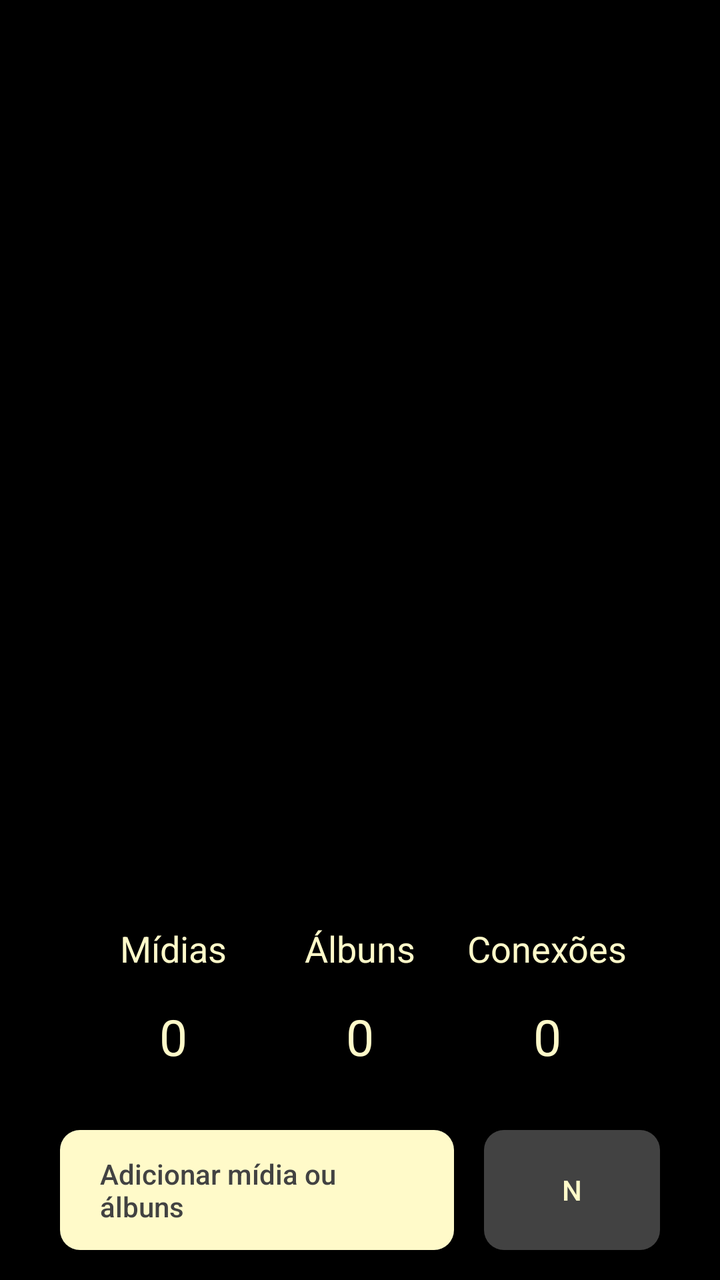
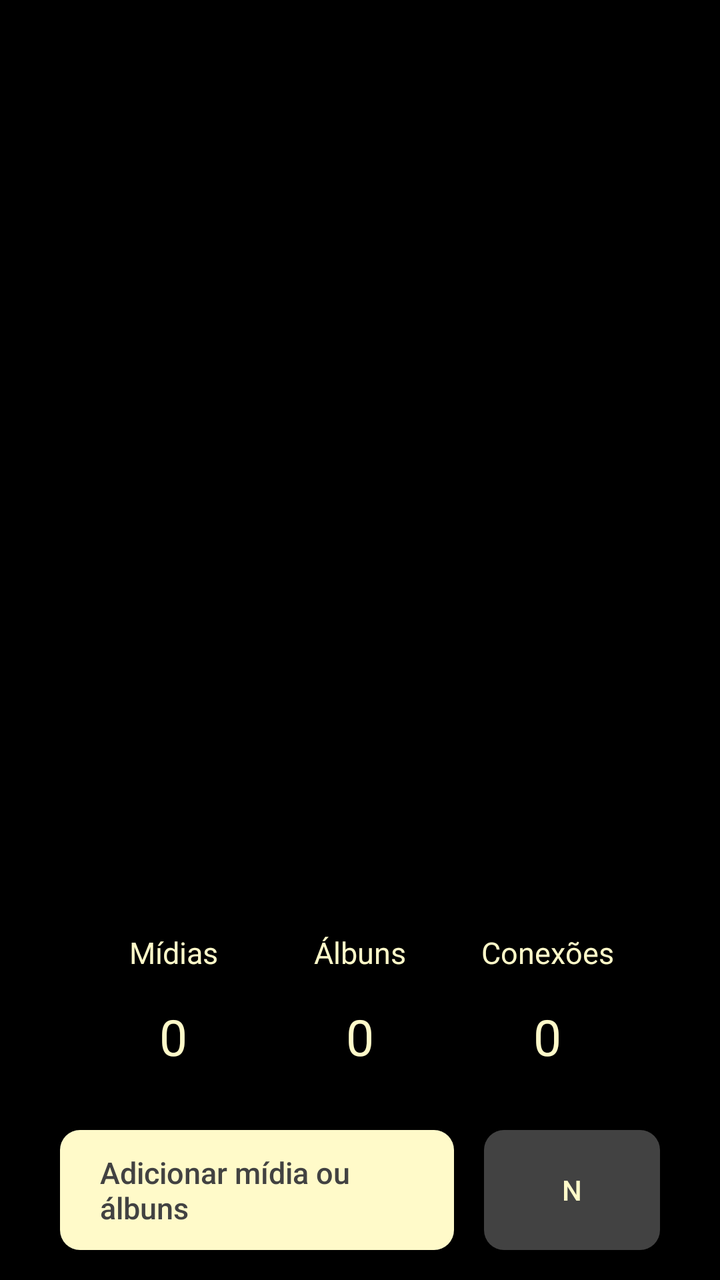

The first picture is an Android layout as it rendered before a commit; the second is the same layout after the commit. The layout source and the unified diff follow.
<!-- AndroidManifest.xml: application theme Theme.Monaly -->
<!-- res/layout/fragment_feed.xml -->
<?xml version="1.0" encoding="utf-8"?>
<androidx.constraintlayout.widget.ConstraintLayout xmlns:android="http://schemas.android.com/apk/res/android"
    xmlns:app="http://schemas.android.com/apk/res-auto"
    xmlns:tools="http://schemas.android.com/tools"
    android:layout_width="match_parent"
    android:layout_height="match_parent"
    android:background="@color/black"
    tools:context=".ui.fragment.navegation.FeedFragment">

    <androidx.appcompat.widget.AppCompatButton
        android:id="@+id/buttonAdd"
        android:layout_width="0dp"
        android:layout_height="60dp"
        android:layout_marginStart="30dp"
        android:layout_marginEnd="15dp"
        android:layout_marginBottom="15dp"
        android:background="@drawable/drawable_background_button_bage_10_dp"
        android:text="@string/feed_button_to_add"
        android:textColor="@color/gray_dark"
        android:textAllCaps="false"
        android:gravity="start|center_vertical"
        android:paddingStart="20dp"
        android:paddingEnd="20dp"
        app:layout_constraintBottom_toBottomOf="parent"
        app:layout_constraintEnd_toStartOf="@+id/buttonNotification"
        app:layout_constraintStart_toStartOf="parent" />

    <androidx.appcompat.widget.AppCompatButton
        android:id="@+id/buttonNotification"
        android:layout_width="wrap_content"
        android:layout_height="60dp"
        android:layout_marginEnd="30dp"
        android:layout_marginBottom="15dp"
        android:background="@drawable/drawable_background_button_gray_dark_10_dp"
        android:text="N"
        android:textColor="@color/bage_neutral"
        app:layout_constraintBottom_toBottomOf="parent"
        app:layout_constraintEnd_toEndOf="parent" />

    <TextView
        android:id="@+id/textDefaultAlbun"
        android:layout_width="wrap_content"
        android:layout_height="wrap_content"
        android:layout_marginBottom="30dp"
        android:text="@string/feed__defaut_number"
        android:textColor="@color/bage_neutral"
        android:textSize="25dp"
        app:layout_constraintBottom_toTopOf="@+id/buttonAdd"
        app:layout_constraintEnd_toEndOf="parent"
        app:layout_constraintStart_toStartOf="parent" />

    <TextView
        android:id="@+id/textDefaultConection"
        android:layout_width="wrap_content"
        android:layout_height="wrap_content"
        android:layout_marginBottom="30dp"
        android:text="@string/feed__defaut_number"
        android:textColor="@color/bage_neutral"
        android:textSize="25dp"
        app:layout_constraintBottom_toTopOf="@+id/buttonNotification"
        app:layout_constraintEnd_toEndOf="parent"
        app:layout_constraintStart_toEndOf="@+id/textDefaultAlbun" />

    <TextView
        android:id="@+id/textDefaultMidia"
        android:layout_width="wrap_content"
        android:layout_height="wrap_content"
        android:layout_marginBottom="30dp"
        android:text="@string/feed__defaut_number"
        android:textColor="@color/bage_neutral"
        android:textSize="25dp"
        app:layout_constraintBottom_toTopOf="@+id/buttonAdd"
        app:layout_constraintEnd_toStartOf="@+id/textDefaultAlbun"
        app:layout_constraintStart_toStartOf="parent" />

    <TextView
        android:id="@+id/textTitleAlbun"
        android:layout_width="wrap_content"
        android:layout_height="wrap_content"
        android:layout_marginBottom="15dp"
        android:text="@string/feed_title_albuns"
        android:textColor="@color/bage_neutral"
        android:textSize="18dp"
        app:layout_constraintBottom_toTopOf="@+id/textDefaultAlbun"
        app:layout_constraintEnd_toEndOf="parent"
        app:layout_constraintStart_toStartOf="parent" />

    <TextView
        android:id="@+id/textTitleConection"
        android:layout_width="wrap_content"
        android:layout_height="wrap_content"
        android:layout_marginBottom="15dp"
        android:text="@string/feed_title_conections"
        android:textColor="@color/bage_neutral"
        android:textSize="18dp"
        app:layout_constraintBottom_toTopOf="@+id/textDefaultConection"
        app:layout_constraintEnd_toEndOf="@+id/textDefaultConection"
        app:layout_constraintStart_toStartOf="@+id/textDefaultConection" />

    <TextView
        android:id="@+id/textTitleMidia"
        android:layout_width="wrap_content"
        android:layout_height="wrap_content"
        android:layout_marginBottom="15dp"
        android:text="@string/feed_title_midia"
        android:textColor="@color/bage_neutral"
        android:textSize="18dp"
        app:layout_constraintBottom_toTopOf="@+id/textDefaultMidia"
        app:layout_constraintEnd_toEndOf="@+id/textDefaultMidia"
        app:layout_constraintStart_toStartOf="@+id/textDefaultMidia" />

</androidx.constraintlayout.widget.ConstraintLayout>
<!-- resources referenced by this layout -->
<resources>
  <color name="bage_neutral">#FFFAC9</color>
  <color name="black">#000000</color>
  <color name="gray_dark">#424242</color>
  <!-- drawable drawable_background_button_bage_10_dp (drawable) -->
  <?xml version="1.0" encoding="utf-8"?>
  <shape xmlns:android="http://schemas.android.com/apk/res/android">
  
      <solid android:color="@color/bage_neutral"/>
      <corners android:radius="10dp"/>
  
  </shape>
  <!-- drawable drawable_background_button_gray_dark_10_dp (drawable) -->
  <?xml version="1.0" encoding="utf-8"?>
  <shape xmlns:android="http://schemas.android.com/apk/res/android">
  
      <corners android:radius="10dp"/>
      <solid android:color="@color/gray_dark"/>
  
  </shape>
  <string name="feed__defaut_number">0</string>
  <string name="feed_button_to_add">Adicionar mídia ou álbuns</string>
  <string name="feed_title_albuns">Álbuns</string>
  <string name="feed_title_conections">Conexões</string>
  <string name="feed_title_midia">Mídias</string>
  <style name="Theme.Monaly" parent="Base.Theme.Monaly" />
  <style name="Base.Theme.Monaly" parent="Theme.Material3.DayNight.NoActionBar">
  
  
          
          
  
  
          
          <item name="android:navigationBarColor">@color/black</item>
  
  
      </style>
</resources>

<!-- the commit's change to res/layout/fragment_feed.xml (unified diff, before → after) -->
@@ -18,6 +18,7 @@
         android:text="@string/feed_button_to_add"
         android:textColor="@color/gray_dark"
         android:textAllCaps="false"
+        android:textSize="15dp"
         android:gravity="start|center_vertical"
         android:paddingStart="20dp"
         android:paddingEnd="20dp"
@@ -80,7 +81,7 @@
         android:layout_marginBottom="15dp"
         android:text="@string/feed_title_albuns"
         android:textColor="@color/bage_neutral"
-        android:textSize="18dp"
+        android:textSize="15dp"
         app:layout_constraintBottom_toTopOf="@+id/textDefaultAlbun"
         app:layout_constraintEnd_toEndOf="parent"
         app:layout_constraintStart_toStartOf="parent" />
@@ -92,7 +93,7 @@
         android:layout_marginBottom="15dp"
         android:text="@string/feed_title_conections"
         android:textColor="@color/bage_neutral"
-        android:textSize="18dp"
+        android:textSize="15dp"
         app:layout_constraintBottom_toTopOf="@+id/textDefaultConection"
         app:layout_constraintEnd_toEndOf="@+id/textDefaultConection"
         app:layout_constraintStart_toStartOf="@+id/textDefaultConection" />
@@ -104,7 +105,7 @@
         android:layout_marginBottom="15dp"
         android:text="@string/feed_title_midia"
         android:textColor="@color/bage_neutral"
-        android:textSize="18dp"
+        android:textSize="15dp"
         app:layout_constraintBottom_toTopOf="@+id/textDefaultMidia"
         app:layout_constraintEnd_toEndOf="@+id/textDefaultMidia"
         app:layout_constraintStart_toStartOf="@+id/textDefaultMidia" />
